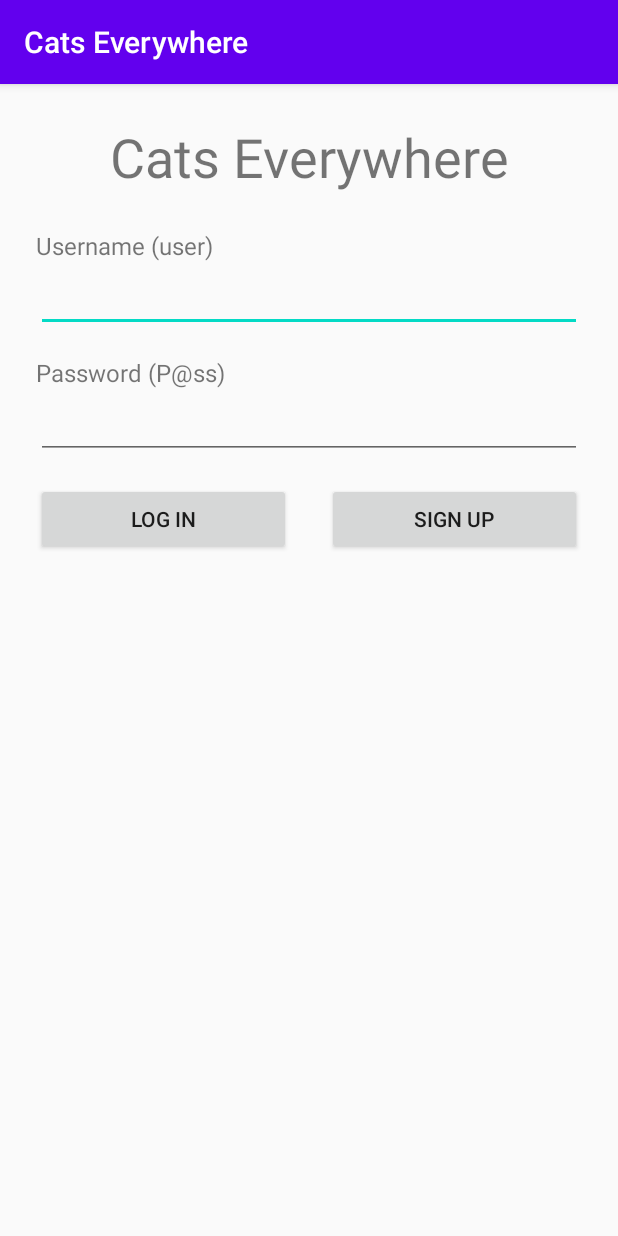
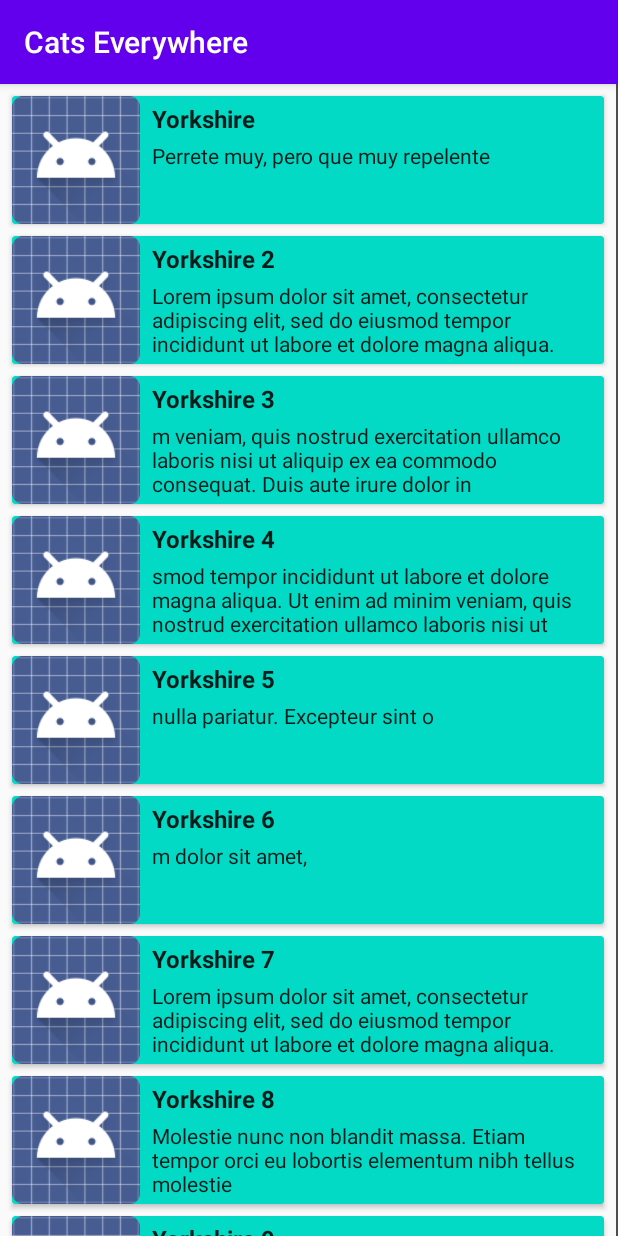
Before and after one commit to marcc992/CatsEverywhere, an Android app: the screen it shows after launch (LoginActivity before the commit, CatsActivity after it), on a phone screen of 412 x 824 dp. Run offline under Robolectric (Android 15) with nearby library versions, the phone set to English and light mode, and no system bars; our stand-ins replace ButterKnife, Dagger/Hilt's generated code, RxJava.

Commit message:
Added mocked Cat breeds component

```diff
--- a/app/src/main/AndroidManifest.xml
+++ b/app/src/main/AndroidManifest.xml
@@ -10,13 +10,15 @@
         android:roundIcon="@mipmap/ic_launcher_round"
         android:supportsRtl="true"
         android:theme="@style/AppTheme">
-        <activity android:name="es.marcmauri.catseverywhere.login.LoginActivity">
+        <activity android:name="es.marcmauri.catseverywhere.cats.CatsActivity">
             <intent-filter>
                 <action android:name="android.intent.action.MAIN" />
 
                 <category android:name="android.intent.category.LAUNCHER" />
             </intent-filter>
         </activity>
+        <activity android:name="es.marcmauri.catseverywhere.login.LoginActivity">
+        </activity>
     </application>
 
 </manifest>
--- /dev/null
+++ b/app/src/main/java/es/marcmauri/catseverywhere/cats/CatListAdapter.java
@@ -0,0 +1,65 @@
+package es.marcmauri.catseverywhere.cats;
+
+import android.view.LayoutInflater;
+import android.view.View;
+import android.view.ViewGroup;
+import android.widget.ImageView;
+import android.widget.TextView;
+
+import androidx.annotation.NonNull;
+import androidx.recyclerview.widget.RecyclerView;
+
+import com.example.catseverywhere.R;
+
+import java.util.List;
+
+import butterknife.BindView;
+import butterknife.ButterKnife;
+
+public class CatListAdapter extends RecyclerView.Adapter<CatListAdapter.ListItemViewHolder> {
+
+    List<CatViewModel> list;
+
+
+    public CatListAdapter(List<CatViewModel> list) {
+        this.list = list;
+    }
+
+    @NonNull
+    @Override
+    public ListItemViewHolder onCreateViewHolder(@NonNull ViewGroup parent, int viewType) {
+        View itemView = LayoutInflater.from(parent.getContext()).inflate(R.layout.cat_breed_list_item, parent, false);
+        return new ListItemViewHolder(itemView);
+    }
+
+    @Override
+    public void onBindViewHolder(@NonNull ListItemViewHolder holder, int position) {
+        // todo: Imagen with Picasso
+        holder.catBreedName.setText(list.get(position).getBreedName());
+        holder.catBreedDescription.setText(list.get(position).getBreedDescription());
+    }
+
+    @Override
+    public int getItemCount() {
+        return list.size();
+    }
+
+
+    static class ListItemViewHolder extends RecyclerView.ViewHolder {
+
+        @BindView(R.id.imageView_cat_breed)
+        ImageView catBreedImage;
+
+        @BindView(R.id.textView_breed_name)
+        TextView catBreedName;
+
+        @BindView(R.id.textView_bread_description)
+        TextView catBreedDescription;
+
+        ListItemViewHolder(@NonNull View itemView) {
+            super(itemView);
+
+            ButterKnife.bind(this, itemView);
+        }
+    }
+}
--- /dev/null
+++ b/app/src/main/java/es/marcmauri/catseverywhere/cats/CatViewModel.java
@@ -0,0 +1,37 @@
+package es.marcmauri.catseverywhere.cats;
+
+public class CatViewModel {
+    private String breedName;
+    private String breedDescription;
+    private String imgUrl;
+
+    public CatViewModel(String breedName, String breedDescription, String imgUrl) {
+        this.breedName = breedName;
+        this.breedDescription = breedDescription;
+        this.imgUrl = imgUrl;
+    }
+
+    public String getBreedName() {
+        return breedName;
+    }
+
+    public void setBreedName(String breedName) {
+        this.breedName = breedName;
+    }
+
+    public String getBreedDescription() {
+        return breedDescription;
+    }
+
+    public void setBreedDescription(String breedDescription) {
+        this.breedDescription = breedDescription;
+    }
+
+    public String getImgUrl() {
+        return imgUrl;
+    }
+
+    public void setImgUrl(String imgUrl) {
+        this.imgUrl = imgUrl;
+    }
+}
--- /dev/null
+++ b/app/src/main/java/es/marcmauri/catseverywhere/cats/CatsActivity.java
@@ -0,0 +1,100 @@
+package es.marcmauri.catseverywhere.cats;
+
+import androidx.appcompat.app.AppCompatActivity;
+import androidx.recyclerview.widget.DefaultItemAnimator;
+import androidx.recyclerview.widget.DividerItemDecoration;
+import androidx.recyclerview.widget.LinearLayoutManager;
+import androidx.recyclerview.widget.RecyclerView;
+
+import android.os.Bundle;
+import android.util.Log;
+import android.view.ViewGroup;
+
+import com.example.catseverywhere.R;
+import com.google.android.material.snackbar.Snackbar;
+
+import java.util.ArrayList;
+import java.util.List;
+
+import javax.inject.Inject;
+
+import butterknife.BindView;
+import butterknife.ButterKnife;
+import es.marcmauri.catseverywhere.root.App;
+
+public class CatsActivity extends AppCompatActivity implements CatsMVP.View {
+
+    private final String TAG = CatsActivity.class.getName();
+
+    @BindView(R.id.activity_cats_root_view)
+    ViewGroup rootView;
+
+    @BindView(R.id.recyclerView_cat_breeds)
+    RecyclerView recyclerView;
+
+    @Inject
+    CatsMVP.Presenter presenter;
+
+    private CatListAdapter catListAdapter;
+    private List<CatViewModel> catBreedList = new ArrayList<>();
+
+
+    @Override
+    protected void onCreate(Bundle savedInstanceState) {
+        super.onCreate(savedInstanceState);
+        setContentView(R.layout.activity_cats);
+
+        Log.i(TAG, "onCreate()");
+
+        ButterKnife.bind(this);
+
+        ((App) getApplication()).getComponent().inject(this);
+
+        catListAdapter = new CatListAdapter(catBreedList);
+
+        recyclerView.setAdapter(catListAdapter);
+        recyclerView.addItemDecoration(new DividerItemDecoration(this, DividerItemDecoration.HORIZONTAL));
+        recyclerView.setItemAnimator(new DefaultItemAnimator());
+        recyclerView.setHasFixedSize(true);
+        recyclerView.setLayoutManager(new LinearLayoutManager(this));
+    }
+
+    @Override
+    protected void onResume() {
+        super.onResume();
+        presenter.setView(this);
+        // todo: presenter.loadData();
+        updateData(new CatViewModel("Yorkshire", "Perrete muy, pero que muy repelente", "no_image"));
+        updateData(new CatViewModel("Yorkshire 2", "Lorem ipsum dolor sit amet, consectetur adipiscing elit, sed do eiusmod tempor incididunt ut labore et dolore magna aliqua. Ut enim ad minim veniam, quis nostrud exercitation ullamco laboris nisi ut ali", "no_image"));
+        updateData(new CatViewModel("Yorkshire 3", "m veniam, quis nostrud exercitation ullamco laboris nisi ut aliquip ex ea commodo consequat. Duis aute irure dolor in reprehenderit in voluptate velit esse cillum dolore eu fugiat nulla pariatur. E", "no_image"));
+        updateData(new CatViewModel("Yorkshire 4", "smod tempor incididunt ut labore et dolore magna aliqua. Ut enim ad minim veniam, quis nostrud exercitation ullamco laboris nisi ut aliquip ex ea commodo consequat. Duis aute irure dolor in r", "no_image"));
+        updateData(new CatViewModel("Yorkshire 5", "nulla pariatur. Excepteur sint o", "no_image"));
+        updateData(new CatViewModel("Yorkshire 6", "m dolor sit amet,", "no_image"));
+        updateData(new CatViewModel("Yorkshire 7", "Lorem ipsum dolor sit amet, consectetur adipiscing elit, sed do eiusmod tempor incididunt ut labore et dolore magna aliqua. Ut enim ad minim veniam, quis nostrud exercitation ullamco laboris nisi ut aliquip ex ea commodo consequat. Duis aute irure dolor in reprehenderit in voluptate velit esse cillum dolore eu fugiat nulla pariatur. Excepteur sint occaecat cupidatat non proident, sunt in culpa qui officia deserunt mollit anim id est laborum.", "no_image"));
+        updateData(new CatViewModel("Yorkshire 8", "Molestie nunc non blandit massa. Etiam tempor orci eu lobortis elementum nibh tellus molestie ", "no_image"));
+        updateData(new CatViewModel("Yorkshire 9", "nunc. Id nibh tortor id aliquet lectus proin nibh. Ac feugiat sed lectus vestib", "no_image"));
+        updateData(new CatViewModel("Yorkshire 10", "Id nibh tortor id aliquet lectus proin nibh. Ac feugiat sed lectus vestibulum mattis ullamcorper velit sed. In nibh mauris cursus mattis molestie a. A", "no_image"));
+        updateData(new CatViewModel("Yorkshire 11", "get. Arcu ac tortor dignissim convallis aenean et. Morbi enim nunc faucibus a pel", "no_image"));
+        updateData(new CatViewModel("Yorkshire 12", "Congue mauris rhoncus aenean vel elit scelerisque mauris. Rhoncus urna neque viverra justo nec ultrices dui sapien eget. Pellentesque nec nam aliquam sem et.", "no_image"));
+    }
+
+    @Override
+    protected void onStop() {
+        super.onStop();
+        presenter.rxJavaUnsuscribe();
+        catBreedList.clear();
+        catListAdapter.notifyDataSetChanged();
+    }
+
+    @Override
+    public void updateData(CatViewModel viewModel) {
+        catBreedList.add(viewModel);
+        catListAdapter.notifyItemInserted(catBreedList.size() - 1);
+        Log.d(TAG, "New item inserted: " + viewModel.getBreedName());
+    }
+
+    @Override
+    public void showSnackBar(String message) {
+        Snackbar.make(rootView, message, Snackbar.LENGTH_SHORT).show();
+    }
+}
--- /dev/null
+++ b/app/src/main/java/es/marcmauri/catseverywhere/cats/CatsMVP.java
@@ -0,0 +1,25 @@
+package es.marcmauri.catseverywhere.cats;
+
+
+import io.reactivex.Observable;
+
+public interface CatsMVP {
+
+    interface View {
+        void updateData(CatViewModel viewModel);
+
+        void showSnackBar(String message);
+    }
+
+    interface Presenter {
+        void loadData();
+
+        void rxJavaUnsuscribe();
+
+        void setView(CatsMVP.View view);
+    }
+
+    interface Model {
+        Observable<CatViewModel> result();
+    }
+}
--- /dev/null
+++ b/app/src/main/java/es/marcmauri/catseverywhere/cats/CatsModel.java
@@ -0,0 +1,18 @@
+package es.marcmauri.catseverywhere.cats;
+
+import io.reactivex.Observable;
+
+public class CatsModel implements CatsMVP.Model {
+
+    private Repository repository;
+
+    public CatsModel(Repository repository) {
+        this.repository = repository;
+    }
+
+    @Override
+    public Observable<CatViewModel> result() {
+        // Todo: parsear el objeto de la API con el objeto CatsViewModel
+        return repository.getCatBreedsData();
+    }
+}
--- /dev/null
+++ b/app/src/main/java/es/marcmauri/catseverywhere/cats/CatsModule.java
@@ -0,0 +1,24 @@
+package es.marcmauri.catseverywhere.cats;
+
+import dagger.Module;
+import dagger.Provides;
+
+@Module
+public class CatsModule {
+
+    @Provides
+    public CatsMVP.Presenter provideCatsPresenter(CatsMVP.Model model) {
+        return new CatsPresenter(model);
+    }
+
+    @Provides
+    public CatsMVP.Model provideCatsModel(Repository repository) {
+        return new CatsModel(repository);
+    }
+
+    @Provides
+    public Repository provideCatsRepository() {
+        // todo: el parametro traera el catsApiService
+        return new CatsRepository();
+    }
+}
--- /dev/null
+++ b/app/src/main/java/es/marcmauri/catseverywhere/cats/CatsPresenter.java
@@ -0,0 +1,62 @@
+package es.marcmauri.catseverywhere.cats;
+
+import io.reactivex.android.schedulers.AndroidSchedulers;
+import io.reactivex.annotations.Nullable;
+import io.reactivex.disposables.Disposable;
+import io.reactivex.observers.DisposableObserver;
+import io.reactivex.schedulers.Schedulers;
+
+public class CatsPresenter implements CatsMVP.Presenter {
+
+    @Nullable
+    private CatsMVP.View view;
+    private CatsMVP.Model model;
+
+    private Disposable catBreedsSubscription = null;
+
+    public CatsPresenter(CatsMVP.Model model) {
+        this.model = model;
+    }
+
+
+    @Override
+    public void loadData() {
+        catBreedsSubscription = model.result()
+                .subscribeOn(Schedulers.io())
+                .observeOn(AndroidSchedulers.mainThread())
+                .subscribeWith(new DisposableObserver<CatViewModel>() {
+
+                    @Override
+                    public void onNext(CatViewModel catViewModel) {
+                        if (view != null) {
+                            view.updateData(catViewModel);
+                        }
+                    }
+
+                    @Override
+                    public void onError(Throwable e) {
+                        e.printStackTrace();
+                        if (view != null) {
+                            view.showSnackBar("Error fetching cat breeds...");
+                        }
+                    }
+
+                    @Override
+                    public void onComplete() {
+                        view.showSnackBar("Cat breeds data fetched successfully!");
+                    }
+                });
+    }
+
+    @Override
+    public void rxJavaUnsuscribe() {
+        if (catBreedsSubscription != null && !catBreedsSubscription.isDisposed()) {
+            catBreedsSubscription.dispose();
+        }
+    }
+
+    @Override
+    public void setView(CatsMVP.View view) {
+        this.view = view;
+    }
+}
--- /dev/null
+++ b/app/src/main/java/es/marcmauri/catseverywhere/cats/CatsRepository.java
@@ -0,0 +1,52 @@
+package es.marcmauri.catseverywhere.cats;
+
+import java.util.ArrayList;
+import java.util.List;
+
+import io.reactivex.Observable;
+
+public class CatsRepository implements Repository {
+
+    private static final String TAG = CatsRepository.class.getName();
+    private static final long CACHE_LIFETIME = 20 * 1000; // 20 seconds for cache
+
+    // todo: el objeto sera el propietario del servidor
+    private List<CatViewModel> results;
+
+    private long lastTimestamp;
+
+
+    public CatsRepository() {
+        // todo: this.apiService = param[0];
+
+        this.lastTimestamp = System.currentTimeMillis();
+
+        this.results = new ArrayList<>();
+    }
+
+    private boolean isUpdated() {
+        return (System.currentTimeMillis() - lastTimestamp) < CACHE_LIFETIME;
+    }
+
+    @Override
+    public Observable<CatViewModel> getCatBreedsFromNetwork() {
+        // todo:logica con la api de los gatos
+        return null;
+    }
+
+    @Override
+    public Observable<CatViewModel> getCatBreedsFromCache() {
+        if (isUpdated()) {
+            return Observable.fromIterable(results);
+        } else {
+            lastTimestamp = System.currentTimeMillis();
+            results.clear();
+            return Observable.empty();
+        }
+    }
+
+    @Override
+    public Observable<CatViewModel> getCatBreedsData() {
+        return getCatBreedsFromCache().switchIfEmpty(getCatBreedsFromNetwork());
+    }
+}
--- /dev/null
+++ b/app/src/main/java/es/marcmauri/catseverywhere/cats/Repository.java
@@ -0,0 +1,10 @@
+package es.marcmauri.catseverywhere.cats;
+
+import io.reactivex.Observable;
+
+public interface Repository {
+
+    Observable<CatViewModel> getCatBreedsFromNetwork();
+    Observable<CatViewModel> getCatBreedsFromCache();
+    Observable<CatViewModel> getCatBreedsData();
+}
--- a/app/src/main/java/es/marcmauri/catseverywhere/root/App.java
+++ b/app/src/main/java/es/marcmauri/catseverywhere/root/App.java
@@ -1,6 +1,9 @@
 package es.marcmauri.catseverywhere.root;
 
 import android.app.Application;
+
+import es.marcmauri.catseverywhere.cats.CatsModule;
+import es.marcmauri.catseverywhere.login.LoginModule;
 
 public class App extends Application {
 
@@ -12,6 +15,8 @@ public class App extends Application {
 
         component = DaggerApplicationComponent.builder()
                 .applicationModule(new ApplicationModule(this))
+                .loginModule(new LoginModule())
+                .catsModule(new CatsModule())
                 .build();
     }
 
--- a/app/src/main/java/es/marcmauri/catseverywhere/root/ApplicationComponent.java
+++ b/app/src/main/java/es/marcmauri/catseverywhere/root/ApplicationComponent.java
@@ -1,5 +1,7 @@
 package es.marcmauri.catseverywhere.root;
 
+import es.marcmauri.catseverywhere.cats.CatsActivity;
+import es.marcmauri.catseverywhere.cats.CatsModule;
 import es.marcmauri.catseverywhere.login.LoginActivity;
 import es.marcmauri.catseverywhere.login.LoginModule;
 
@@ -8,8 +10,14 @@ import javax.inject.Singleton;
 import dagger.Component;
 
 @Singleton
-@Component(modules = {ApplicationModule.class, LoginModule.class})
+@Component(modules = {
+        ApplicationModule.class,
+        LoginModule.class,
+        CatsModule.class
+})
 public interface ApplicationComponent {
 
     void inject(LoginActivity target);
+
+    void inject(CatsActivity target);
 }
--- /dev/null
+++ b/app/src/main/res/layout/activity_cats.xml
@@ -0,0 +1,23 @@
+<?xml version="1.0" encoding="utf-8"?>
+<androidx.constraintlayout.widget.ConstraintLayout xmlns:android="http://schemas.android.com/apk/res/android"
+    xmlns:app="http://schemas.android.com/apk/res-auto"
+    xmlns:tools="http://schemas.android.com/tools"
+    android:id="@+id/activity_cats_root_view"
+    android:layout_width="match_parent"
+    android:layout_height="match_parent"
+    tools:context="es.marcmauri.catseverywhere.cats.CatsActivity">
+
+    <androidx.recyclerview.widget.RecyclerView
+        android:id="@+id/recyclerView_cat_breeds"
+        android:layout_width="0dp"
+        android:layout_height="0dp"
+        android:clipToPadding="false"
+        android:scrollbars="vertical"
+        app:layout_behavior="@string/appbar_scrolling_view_behavior"
+        app:layout_constraintBottom_toBottomOf="parent"
+        app:layout_constraintEnd_toEndOf="parent"
+        app:layout_constraintStart_toStartOf="parent"
+        app:layout_constraintTop_toTopOf="parent"
+        tools:listitem="@layout/cat_breed_list_item" />
+
+</androidx.constraintlayout.widget.ConstraintLayout>
--- /dev/null
+++ b/app/src/main/res/layout/cat_breed_list_item.xml
@@ -0,0 +1,60 @@
+<?xml version="1.0" encoding="utf-8"?>
+<androidx.cardview.widget.CardView xmlns:android="http://schemas.android.com/apk/res/android"
+    xmlns:app="http://schemas.android.com/apk/res-auto"
+    xmlns:tools="http://schemas.android.com/tools"
+    android:id="@+id/cardView_cat_breed"
+    android:layout_width="match_parent"
+    android:layout_height="wrap_content"
+    android:layout_marginStart="8dp"
+    android:layout_marginTop="8dp"
+    android:layout_marginEnd="8dp"
+    android:clickable="true"
+    android:focusable="true"
+    android:foreground="?android:attr/selectableItemBackground"
+    app:cardBackgroundColor="@color/colorAccent">
+
+    <androidx.constraintlayout.widget.ConstraintLayout
+        android:id="@+id/constraintLayout_cat_breed"
+        android:layout_width="match_parent"
+        android:layout_height="wrap_content">
+
+        <ImageView
+            android:id="@+id/imageView_cat_breed"
+            android:layout_width="85dp"
+            android:layout_height="85dp"
+            app:layout_constraintStart_toStartOf="parent"
+            app:layout_constraintTop_toTopOf="parent"
+            app:srcCompat="@android:drawable/sym_def_app_icon"
+            android:contentDescription="@string/content_description_cat_bread_list_item_image" />
+
+        <TextView
+            android:id="@+id/textView_breed_name"
+            android:layout_width="0dp"
+            android:layout_height="wrap_content"
+            android:textAppearance="?attr/textAppearanceListItem"
+            android:layout_marginStart="8dp"
+            android:layout_marginTop="4dp"
+            android:layout_marginEnd="8dp"
+            android:maxLines="1"
+            android:text="@string/cat_breed_title_example"
+            android:textStyle="bold"
+            app:layout_constraintEnd_toEndOf="parent"
+            app:layout_constraintStart_toEndOf="@+id/imageView_cat_breed"
+            app:layout_constraintTop_toTopOf="parent" />
+
+        <TextView
+            android:id="@+id/textView_bread_description"
+            android:layout_width="0dp"
+            android:layout_height="wrap_content"
+            android:layout_marginStart="8dp"
+            android:layout_marginTop="4dp"
+            android:textAppearance="?attr/textAppearanceListItemSecondary"
+            android:layout_marginEnd="8dp"
+            android:maxLines="3"
+            android:text="@string/cat_breed_description_example"
+            app:layout_constraintEnd_toEndOf="parent"
+            app:layout_constraintStart_toEndOf="@+id/imageView_cat_breed"
+            app:layout_constraintTop_toBottomOf="@+id/textView_breed_name" />
+    </androidx.constraintlayout.widget.ConstraintLayout>
+
+</androidx.cardview.widget.CardView>
--- a/app/src/main/res/values/strings.xml
+++ b/app/src/main/res/values/strings.xml
@@ -4,4 +4,7 @@
     <string name="layout_login_password">Password (P@ss)</string>
     <string name="layout_login_button_login">Log in</string>
     <string name="layout_login_button_signup">Sign up</string>
+    <string name="cat_breed_title_example">Bread Title 1</string>
+    <string name="cat_breed_description_example">Lorem ipsum dolor sit amet, consectetur adipiscing elit, sed do eiusmod tempor incididunt ut labore et dolore magna aliqua. Ut enim ad minim veniam, quis nostrud exercitation ullamco laboris nisi ut aliquip ex ea commodo consequat. Duis aute irure dolor in reprehenderit in voluptate velit esse cillum dolore eu fugiat nulla pariatur. Excepteur sint occaecat cupidatat non proident, sunt in culpa qui officia deserunt mollit anim id est laborum.</string>
+    <string name="content_description_cat_bread_list_item_image">Image from a cat bread</string>
 </resources>
```
